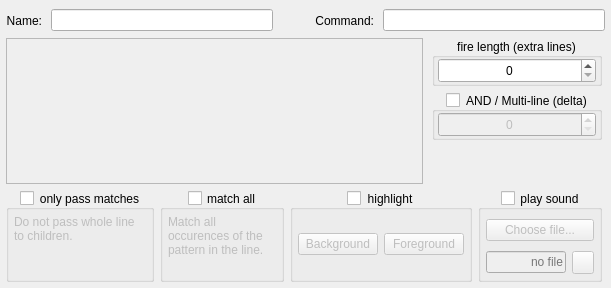
Before: the Qt Designer form src/ui/triggers_main_area.ui in Mudlet/Mudlet, drawn with Qt 5.
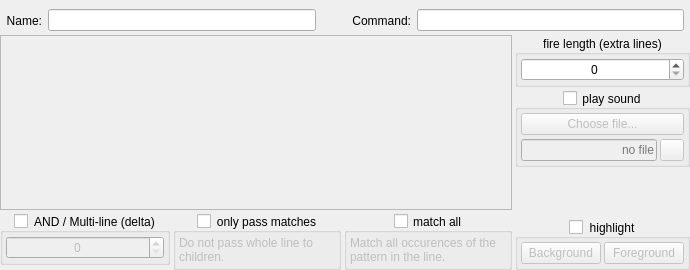
After: the same form once the commit is applied. Icons and pictures are not drawn.

Commit message: Revise: try laying out triggers_main_area.ui more like it was

Patch:
```diff
--- a/src/ui/triggers_main_area.ui
+++ b/src/ui/triggers_main_area.ui
@@ -6,14 +6,11 @@
    <rect>
     <x>0</x>
     <y>0</y>
-    <width>611</width>
-    <height>288</height>
+    <width>690</width>
+    <height>270</height>
    </rect>
   </property>
-  <layout class="QVBoxLayout" name="verticalLayout_main_area" stretch="0,1,0">
-   <property name="spacing">
-    <number>6</number>
-   </property>
+  <layout class="QGridLayout" name="gridLayout_triggers_main_area" rowstretch="0,1" columnstretch="1,0">
    <property name="leftMargin">
     <number>0</number>
    </property>
@@ -26,7 +23,10 @@
    <property name="bottomMargin">
     <number>0</number>
    </property>
-   <item>
+   <property name="spacing">
+    <number>3</number>
+   </property>
+   <item row="0" column="0" colspan="2">
     <widget class="QWidget" name="widget_top" native="true">
      <property name="sizePolicy">
       <sizepolicy hsizetype="Expanding" vsizetype="Minimum">
@@ -38,9 +38,6 @@
       <bool>true</bool>
      </property>
      <layout class="QHBoxLayout" name="horizontalLayout_widget_top" stretch="0,1,0,0,1">
-      <property name="spacing">
-       <number>9</number>
-      </property>
       <property name="leftMargin">
        <number>6</number>
       </property>
@@ -143,20 +140,14 @@
      </layout>
     </widget>
    </item>
-   <item>
-    <widget class="QWidget" name="widget_middle" native="true">
-     <property name="sizePolicy">
-      <sizepolicy hsizetype="Expanding" vsizetype="Expanding">
-       <horstretch>0</horstretch>
-       <verstretch>0</verstretch>
-      </sizepolicy>
-     </property>
-     <layout class="QHBoxLayout" name="horizontalLayout_widget_middle" stretch="1,0">
+   <item row="1" column="0">
+    <widget class="QWidget" name="widget_left" native="true">
+     <layout class="QVBoxLayout" name="verticalLayout_left" stretch="1,0">
       <property name="spacing">
-       <number>0</number>
+       <number>3</number>
       </property>
       <property name="leftMargin">
-       <number>6</number>
+       <number>0</number>
       </property>
       <property name="topMargin">
        <number>0</number>
@@ -169,8 +160,11 @@
       </property>
       <item>
        <widget class="QScrollArea" name="scrollArea">
-        <property name="sizeAdjustPolicy">
-         <enum>QAbstractScrollArea::AdjustToContents</enum>
+        <property name="sizePolicy">
+         <sizepolicy hsizetype="Expanding" vsizetype="Minimum">
+          <horstretch>0</horstretch>
+          <verstretch>0</verstretch>
+         </sizepolicy>
         </property>
         <property name="widgetResizable">
          <bool>true</bool>
@@ -178,103 +172,27 @@
        </widget>
       </item>
       <item>
-       <widget class="QWidget" name="widget_middleRight" native="true">
-        <property name="sizePolicy">
-         <sizepolicy hsizetype="Fixed" vsizetype="Minimum">
-          <horstretch>0</horstretch>
-          <verstretch>0</verstretch>
-         </sizepolicy>
-        </property>
+       <widget class="QWidget" name="widget_bottom" native="true">
         <property name="autoFillBackground">
          <bool>true</bool>
         </property>
-        <layout class="QVBoxLayout" name="verticalLayout_widget_middleRight" stretch="0,0,1">
-         <property name="topMargin">
-          <number>0</number>
+        <layout class="QHBoxLayout" name="horizontalLayout_widget_bottom" stretch="1,1,1">
+         <property name="spacing">
+          <number>3</number>
          </property>
-         <property name="bottomMargin">
-          <number>0</number>
-         </property>
-         <item alignment="Qt::AlignTop">
-          <widget class="QGroupBox" name="groupBox_stayOpen">
-           <property name="sizePolicy">
-            <sizepolicy hsizetype="Preferred" vsizetype="Minimum">
-             <horstretch>0</horstretch>
-             <verstretch>0</verstretch>
-            </sizepolicy>
-           </property>
-           <property name="minimumSize">
-            <size>
-             <width>0</width>
-             <height>48</height>
-            </size>
-           </property>
-           <property name="maximumSize">
-            <size>
-             <width>16777215</width>
-             <height>16777215</height>
-            </size>
-           </property>
-           <property name="toolTip">
-            <string>&lt;p&gt;Keep firing the script for this many more lines, after the trigger or chain has matched.&lt;/p&gt;</string>
-           </property>
-           <property name="autoFillBackground">
-            <bool>true</bool>
-           </property>
-           <property name="title">
-            <string>fire length (extra lines)</string>
-           </property>
-           <property name="alignment">
-            <set>Qt::AlignCenter</set>
-           </property>
-           <property name="checkable">
-            <bool>false</bool>
-           </property>
-           <property name="checked">
-            <bool>false</bool>
-           </property>
-           <layout class="QHBoxLayout" name="horizontalLayout_groupBox_stayOpen" stretch="1">
             <property name="leftMargin">
-             <number>3</number>
+          <number>0</number>
             </property>
             <property name="topMargin">
              <number>0</number>
             </property>
             <property name="rightMargin">
-             <number>3</number>
+          <number>0</number>
             </property>
             <property name="bottomMargin">
              <number>0</number>
             </property>
-            <item>
-             <widget class="QSpinBox" name="spinBox_stayOpen">
-              <property name="sizePolicy">
-               <sizepolicy hsizetype="Preferred" vsizetype="Minimum">
-                <horstretch>0</horstretch>
-                <verstretch>0</verstretch>
-               </sizepolicy>
-              </property>
-              <property name="minimumSize">
-               <size>
-                <width>0</width>
-                <height>21</height>
-               </size>
-              </property>
-              <property name="toolTip">
-               <string>&lt;p&gt;How many more line after the one that fired the trigger should be passed to children?&lt;/p&gt;</string>
-              </property>
-              <property name="alignment">
-               <set>Qt::AlignCenter</set>
-              </property>
-              <property name="maximum">
-               <number>99</number>
-              </property>
-             </widget>
-            </item>
-           </layout>
-          </widget>
-         </item>
-         <item>
+         <item alignment="Qt::AlignTop">
           <widget class="QGroupBox" name="groupBox_multiLineTrigger">
            <property name="sizePolicy">
             <sizepolicy hsizetype="Preferred" vsizetype="Minimum">
@@ -318,15 +236,15 @@
              <number>3</number>
             </property>
             <property name="topMargin">
-             <number>0</number>
+             <number>3</number>
             </property>
             <property name="rightMargin">
              <number>3</number>
             </property>
             <property name="bottomMargin">
-             <number>0</number>
+             <number>3</number>
             </property>
-            <item>
+            <item alignment="Qt::AlignTop">
              <widget class="QSpinBox" name="spinBox_lineMargin">
               <property name="sizePolicy">
                <sizepolicy hsizetype="Preferred" vsizetype="Minimum">
@@ -357,47 +275,7 @@
            </layout>
           </widget>
          </item>
-         <item>
-          <widget class="QWidget" name="widget_verticalSpacer_middleRight" native="true">
-           <layout class="QVBoxLayout" name="verticalLayout">
-            <item>
-             <spacer name="verticalSpacer_middleRight">
-              <property name="orientation">
-               <enum>Qt::Vertical</enum>
-              </property>
-              <property name="sizeHint" stdset="0">
-               <size>
-                <width>20</width>
-                <height>0</height>
-               </size>
-              </property>
-             </spacer>
-            </item>
-           </layout>
-          </widget>
-         </item>
-        </layout>
-       </widget>
-      </item>
-     </layout>
-    </widget>
-   </item>
-   <item>
-    <widget class="QWidget" name="widget_bottom" native="true">
-     <property name="autoFillBackground">
-      <bool>true</bool>
-     </property>
-     <layout class="QHBoxLayout" name="horizontalLayout_widget_bottom" stretch="1,1,1,1">
-      <property name="leftMargin">
-       <number>6</number>
-      </property>
-      <property name="topMargin">
-       <number>0</number>
-      </property>
-      <property name="bottomMargin">
-       <number>6</number>
-      </property>
-      <item>
+         <item alignment="Qt::AlignTop">
        <widget class="QGroupBox" name="groupBox_filterTrigger">
         <property name="baseSize">
          <size>
@@ -425,16 +303,16 @@
           <number>0</number>
          </property>
          <property name="leftMargin">
-          <number>5</number>
+             <number>3</number>
          </property>
          <property name="topMargin">
-          <number>5</number>
+             <number>3</number>
          </property>
          <property name="rightMargin">
-          <number>5</number>
+             <number>3</number>
          </property>
          <property name="bottomMargin">
-          <number>5</number>
+             <number>3</number>
          </property>
          <item alignment="Qt::AlignTop">
           <widget class="QLabel" name="label_filterTrigger">
@@ -476,7 +354,7 @@
         </layout>
        </widget>
       </item>
-      <item>
+         <item alignment="Qt::AlignTop">
        <widget class="QGroupBox" name="groupBox_perlSlashGOption">
         <property name="autoFillBackground">
          <bool>true</bool>
@@ -493,21 +371,21 @@
         <property name="checked">
          <bool>false</bool>
         </property>
-        <layout class="QVBoxLayout" name="verticalLayout_groupBox_perlSlashGOption">
+           <layout class="QVBoxLayout" name="verticalLayout_groupBox_perlSlashGOption" stretch="0">
          <property name="spacing">
           <number>0</number>
          </property>
          <property name="leftMargin">
-          <number>5</number>
+             <number>3</number>
          </property>
          <property name="topMargin">
-          <number>5</number>
+             <number>3</number>
          </property>
          <property name="rightMargin">
-          <number>5</number>
+             <number>3</number>
          </property>
          <property name="bottomMargin">
-          <number>5</number>
+             <number>3</number>
          </property>
          <item alignment="Qt::AlignTop">
           <widget class="QLabel" name="label_perlSlashGOption">
@@ -552,94 +430,111 @@
         </layout>
        </widget>
       </item>
-      <item>
-       <widget class="QGroupBox" name="groupBox_triggerColorizer">
+        </layout>
+       </widget>
+      </item>
+     </layout>
+    </widget>
+   </item>
+   <item row="1" column="1">
+    <widget class="QWidget" name="widget_right" native="true">
+     <property name="sizePolicy">
+      <sizepolicy hsizetype="Fixed" vsizetype="Minimum">
+       <horstretch>0</horstretch>
+       <verstretch>0</verstretch>
+      </sizepolicy>
+     </property>
+     <property name="autoFillBackground">
+      <bool>true</bool>
+     </property>
+     <layout class="QVBoxLayout" name="verticalLayout_widget_right" stretch="0,0,1,0">
+      <property name="spacing">
+       <number>3</number>
+      </property>
+      <property name="leftMargin">
+       <number>0</number>
+      </property>
+      <property name="topMargin">
+       <number>0</number>
+      </property>
+      <property name="rightMargin">
+       <number>0</number>
+      </property>
+      <property name="bottomMargin">
+       <number>0</number>
+      </property>
+      <item alignment="Qt::AlignTop">
+       <widget class="QGroupBox" name="groupBox_stayOpen">
+        <property name="maximumSize">
+         <size>
+          <width>16777215</width>
+          <height>16777215</height>
+         </size>
+        </property>
+        <property name="toolTip">
+         <string>&lt;p&gt;Keep firing the script for this many more lines, after the trigger or chain has matched.&lt;/p&gt;</string>
+        </property>
         <property name="autoFillBackground">
          <bool>true</bool>
         </property>
         <property name="title">
-         <string>highlight</string>
+         <string>fire length (extra lines)</string>
         </property>
         <property name="alignment">
          <set>Qt::AlignCenter</set>
         </property>
         <property name="checkable">
-         <bool>true</bool>
+         <bool>false</bool>
         </property>
         <property name="checked">
          <bool>false</bool>
         </property>
-        <layout class="QHBoxLayout" name="horizontalLayout">
+        <layout class="QHBoxLayout" name="horizontalLayout_groupBox_stayOpen" stretch="1">
+         <property name="spacing">
+          <number>3</number>
+         </property>
          <property name="leftMargin">
-          <number>5</number>
+          <number>3</number>
          </property>
          <property name="topMargin">
-          <number>5</number>
+          <number>3</number>
          </property>
          <property name="rightMargin">
-          <number>5</number>
+          <number>3</number>
          </property>
          <property name="bottomMargin">
-          <number>5</number>
+          <number>3</number>
          </property>
-         <item alignment="Qt::AlignVCenter">
-          <widget class="QPushButton" name="pushButtonFgColor">
+         <item alignment="Qt::AlignTop">
+          <widget class="QSpinBox" name="spinBox_stayOpen">
            <property name="sizePolicy">
-            <sizepolicy hsizetype="Expanding" vsizetype="Expanding">
+            <sizepolicy hsizetype="Preferred" vsizetype="Minimum">
              <horstretch>0</horstretch>
              <verstretch>0</verstretch>
             </sizepolicy>
            </property>
-           <property name="maximumSize">
+           <property name="minimumSize">
             <size>
-             <width>16777215</width>
-             <height>16777215</height>
+             <width>0</width>
+             <height>21</height>
             </size>
            </property>
-           <property name="text">
-            <string>Background</string>
+           <property name="toolTip">
+            <string>&lt;p&gt;How many more line after the one that fired the trigger should be passed to children?&lt;/p&gt;</string>
            </property>
-          </widget>
-         </item>
-         <item alignment="Qt::AlignVCenter">
-          <widget class="QPushButton" name="pushButtonBgColor">
-           <property name="sizePolicy">
-            <sizepolicy hsizetype="Expanding" vsizetype="Expanding">
-             <horstretch>0</horstretch>
-             <verstretch>0</verstretch>
-            </sizepolicy>
+           <property name="alignment">
+            <set>Qt::AlignCenter</set>
            </property>
-           <property name="maximumSize">
-            <size>
-             <width>16777215</width>
-             <height>16777215</height>
-            </size>
-           </property>
-           <property name="text">
-            <string>Foreground</string>
-           </property>
-           <property name="flat">
-            <bool>false</bool>
+           <property name="maximum">
+            <number>99</number>
            </property>
           </widget>
          </item>
         </layout>
        </widget>
       </item>
-      <item>
+      <item alignment="Qt::AlignTop">
        <widget class="QGroupBox" name="groupBox_soundTrigger">
-        <property name="sizePolicy">
-         <sizepolicy hsizetype="Expanding" vsizetype="Minimum">
-          <horstretch>0</horstretch>
-          <verstretch>0</verstretch>
-         </sizepolicy>
-        </property>
-        <property name="minimumSize">
-         <size>
-          <width>0</width>
-          <height>92</height>
-         </size>
-        </property>
         <property name="maximumSize">
          <size>
           <width>16777215</width>
@@ -661,18 +556,21 @@
         <property name="checked">
          <bool>false</bool>
         </property>
-        <layout class="QGridLayout" name="gridLayout_groupBox_soundTrigger">
+        <layout class="QGridLayout" name="gridLayout_groupBox_soundTrigger" rowstretch="1,1" columnstretch="1,1">
          <property name="leftMargin">
-          <number>5</number>
+          <number>3</number>
          </property>
          <property name="topMargin">
-          <number>5</number>
+          <number>3</number>
          </property>
          <property name="rightMargin">
-          <number>5</number>
+          <number>3</number>
          </property>
          <property name="bottomMargin">
-          <number>5</number>
+          <number>3</number>
+         </property>
+         <property name="spacing">
+          <number>3</number>
          </property>
          <item row="0" column="0" colspan="2" alignment="Qt::AlignVCenter">
           <widget class="QPushButton" name="pushButtonSound">
@@ -748,6 +646,117 @@
         </layout>
        </widget>
       </item>
+      <item>
+       <widget class="QWidget" name="widget_verticalSpacer_right" native="true">
+        <layout class="QVBoxLayout" name="verticalLayout_widget_verticalSpacer_right">
+         <property name="spacing">
+          <number>0</number>
+         </property>
+         <property name="leftMargin">
+          <number>0</number>
+         </property>
+         <property name="topMargin">
+          <number>0</number>
+         </property>
+         <property name="rightMargin">
+          <number>0</number>
+         </property>
+         <property name="bottomMargin">
+          <number>0</number>
+         </property>
+         <item>
+          <spacer name="verticalSpacer_middleRight">
+           <property name="orientation">
+            <enum>Qt::Vertical</enum>
+           </property>
+           <property name="sizeHint" stdset="0">
+            <size>
+             <width>20</width>
+             <height>0</height>
+            </size>
+           </property>
+          </spacer>
+         </item>
+        </layout>
+       </widget>
+      </item>
+      <item alignment="Qt::AlignTop">
+       <widget class="QGroupBox" name="groupBox_triggerColorizer">
+        <property name="autoFillBackground">
+         <bool>true</bool>
+        </property>
+        <property name="title">
+         <string>highlight</string>
+        </property>
+        <property name="alignment">
+         <set>Qt::AlignCenter</set>
+        </property>
+        <property name="checkable">
+         <bool>true</bool>
+        </property>
+        <property name="checked">
+         <bool>false</bool>
+        </property>
+        <layout class="QHBoxLayout" name="horizontalLayout" stretch="1,1">
+         <property name="spacing">
+          <number>3</number>
+         </property>
+         <property name="leftMargin">
+          <number>3</number>
+         </property>
+         <property name="topMargin">
+          <number>3</number>
+         </property>
+         <property name="rightMargin">
+          <number>3</number>
+         </property>
+         <property name="bottomMargin">
+          <number>3</number>
+         </property>
+         <item>
+          <widget class="QPushButton" name="pushButtonFgColor">
+           <property name="sizePolicy">
+            <sizepolicy hsizetype="Expanding" vsizetype="Expanding">
+             <horstretch>0</horstretch>
+             <verstretch>0</verstretch>
+            </sizepolicy>
+           </property>
+           <property name="maximumSize">
+            <size>
+             <width>16777215</width>
+             <height>16777215</height>
+            </size>
+           </property>
+           <property name="text">
+            <string>Background</string>
+           </property>
+          </widget>
+         </item>
+         <item>
+          <widget class="QPushButton" name="pushButtonBgColor">
+           <property name="sizePolicy">
+            <sizepolicy hsizetype="Expanding" vsizetype="Expanding">
+             <horstretch>0</horstretch>
+             <verstretch>0</verstretch>
+            </sizepolicy>
+           </property>
+           <property name="maximumSize">
+            <size>
+             <width>16777215</width>
+             <height>16777215</height>
+            </size>
+           </property>
+           <property name="text">
+            <string>Foreground</string>
+           </property>
+           <property name="flat">
+            <bool>false</bool>
+           </property>
+          </widget>
+         </item>
+        </layout>
+       </widget>
+      </item>
      </layout>
     </widget>
    </item>
```
Lines whose indentation alone changed are shown as unchanged. The commit also changes 1 other file.
